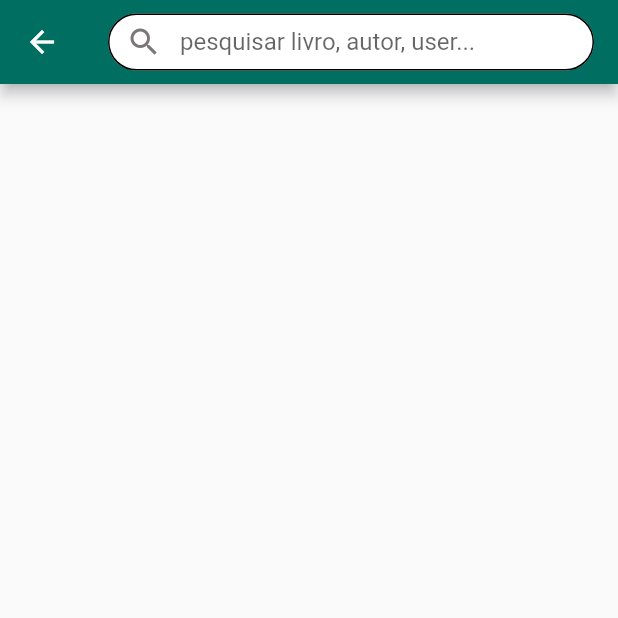
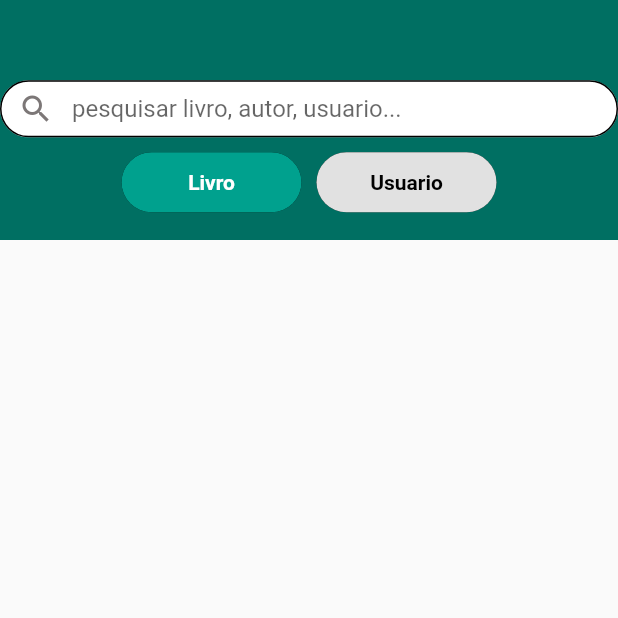
Before and after one commit to allemoura/biblioteca, a Flutter app: the SearchPage screen opened directly, on a phone screen of 412 x 824 dp, the top half of it. Run offline on Flutter 3.47's test engine with Material 2 defaults, Android fonts, the phone set to English and light mode, and no system bars; our stand-ins replace carousel_slider, cloud_firestore, dio, firebase_auth, firebase_core, flutter_mobx and 3 more; missing offline and left inert: rate, validadores; accounts and stored records are empty; generated files the repository leaves out were written again; network calls fail.

Commit message:
fit: search filter

```diff
--- a/lib/app/pages/search_page/search_page.dart
+++ b/lib/app/pages/search_page/search_page.dart
@@ -1,6 +1,9 @@
 import 'package:biblioteca/app/pages/search_page/search_page_store.dart';
 import 'package:biblioteca/app/widgets/cards/book_card.dart';
+import 'package:biblioteca/app/widgets/cards/user_card.dart';
+import 'package:biblioteca/app/widgets/custom_buttom.dart';
 import 'package:biblioteca/app/widgets/custom_search_bar.dart';
+import 'package:biblioteca/infra/repositories/user_model.dart';
 import 'package:flutter/material.dart';
 import 'package:flutter_mobx/flutter_mobx.dart';
 
@@ -14,28 +17,85 @@ class SearchPage extends StatefulWidget {
 
 class _SearchPageState extends State<SearchPage> {
   final SearchPageStore store = SearchPageStore();
+  @override
+  void initState() {
+    store.init(UserModel.of(context));
+    super.initState();
+  }
 
   @override
   Widget build(BuildContext context) {
     return Scaffold(
-      appBar: AppBar(
-        centerTitle: true,
-        title: CustomSearchBar(
-            onFieldSubmitted: store.filterBooks,
-            hint: "pesquisar livro, autor, user..."),
-      ),
       body: Observer(
-        builder: (context) => ListView(
-          children: [
-            ...store.books.map(
-              (book) => Padding(
-                padding: const EdgeInsets.only(top: 10),
-                child: BookCard(book: book, isRead: widget.isRead),
-              ),
-            )
-          ],
-        ),
-      ),
+          builder: (context) => Column(
+                children: [
+                  Container(
+                    color: Theme.of(context).primaryColor,
+                    height: 160,
+                    child: Column(
+                      children: [
+                        SizedBox(
+                            height: MediaQuery.of(context).size.height * 0.065),
+                        CustomSearchBar(
+                            onFieldSubmitted: store.filterOption == "book"
+                                ? store.filterBooks
+                                : store.filterUser,
+                            hint: "pesquisar livro, autor, usuario..."),
+                        const SizedBox(height: 10),
+                        Center(
+                          child: Row(
+                            mainAxisAlignment: MainAxisAlignment.center,
+                            children: [
+                              CustomButton(
+                                title: "Livro",
+                                textColor: store.filterOption == "book"
+                                    ? null
+                                    : Colors.black,
+                                backgroundColor: store.filterOption == "book"
+                                    ? null
+                                    : Theme.of(context).colorScheme.onTertiary,
+                                onTap: () => store.setFilterOption("book"),
+                              ),
+                              const SizedBox(width: 10),
+                              CustomButton(
+                                title: "Usuario",
+                                textColor: store.filterOption == "user"
+                                    ? null
+                                    : Colors.black,
+                                backgroundColor: store.filterOption == "user"
+                                    ? null
+                                    : Theme.of(context).colorScheme.onTertiary,
+                                onTap: () => store.setFilterOption("user"),
+                              )
+                            ],
+                          ),
+                        )
+                      ],
+                    ),
+                  ),
+                  Expanded(
+                    child: ListView(
+                      children: [
+                        if (store.filterOption == "book")
+                          ...store.books.map(
+                            (book) => Padding(
+                              padding: const EdgeInsets.only(top: 10),
+                              child:
+                                  BookCard(book: book, isRead: widget.isRead),
+                            ),
+                          ),
+                        if (store.filterOption != "book")
+                          ...store.users.map(
+                            (user) => Padding(
+                              padding: const EdgeInsets.only(top: 10),
+                              child: UserCard(user: user),
+                            ),
+                          ),
+                      ],
+                    ),
+                  )
+                ],
+              )),
     );
   }
 }
```
Also changed, not shown: lib/app/pages/library_page/library_page.dart (+51 -34 lines), lib/app/pages/search_page/search_page_store.dart (+26 -1 lines), lib/app/widgets/cards/user_card.dart (+24 -8 lines), lib/app/widgets/custom_top_user.dart (added, +80 -0 lines), lib/infra/repositories/user_model.dart (+24 -0 lines), lib/app/pages/search_page/search_page_store.g.dart.
